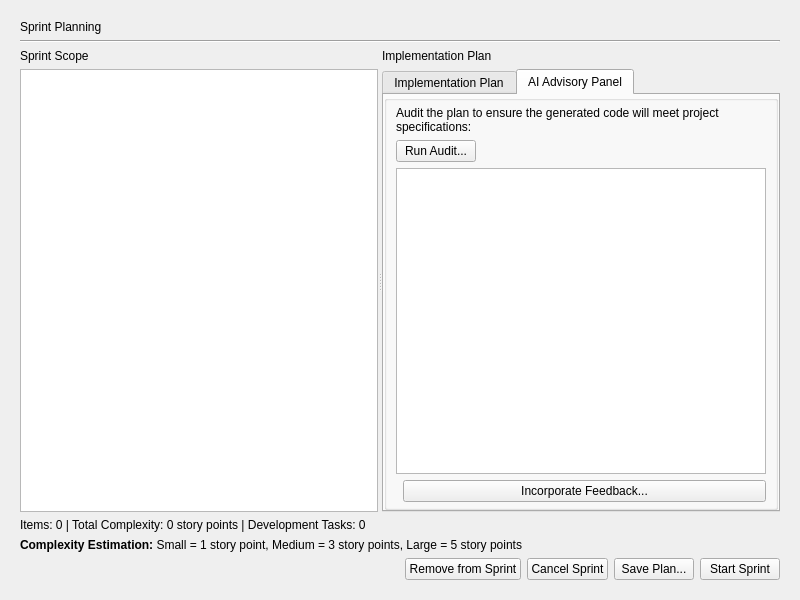
The window that gui/sprint_planning_page.ui (mariolewis/asdf_factory) describes before a commit, drawn with Qt 5.
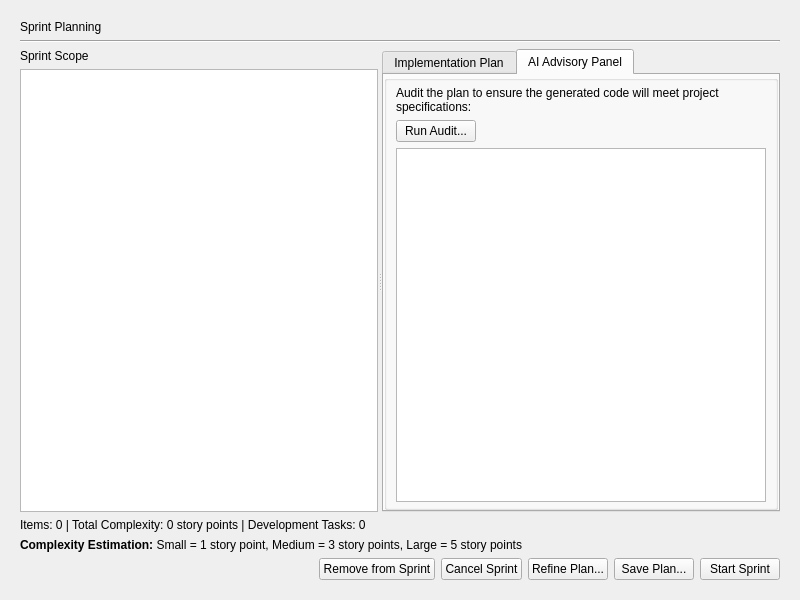
The same window after the commit. The open tabs and pages were chosen to show the change.

Commit message:
fix(sprint): Resolve multiple bugs in sprint execution loop
Fixes several critical issues identified during testing of Act II, Scene 6:
- Resolves silent crash by correcting signal definition and GUI threading.
- Fixes sprint goal accumulation by cleaning up item statuses on project close.
- Corrects Genesis dashboard layout, styling, and confidence score logic.
- Improves real-time progress logging with color-coded status messages.
- Fixes duplicate dialog bug on sprint plan refinement button.
- Corrects error handling for environment failures during test execution.

Diff of the .ui file:
```diff
--- a/gui/sprint_planning_page.ui
+++ b/gui/sprint_planning_page.ui
@@ -89,13 +89,6 @@
        <property name="bottomMargin">
         <number>0</number>
        </property>
-       <item>
-        <widget class="QLabel" name="implementationPlanLabel">
-         <property name="text">
-          <string>Implementation Plan</string>
-         </property>
-        </widget>
-       </item>
        <item>
         <widget class="QTabWidget" name="planTabWidget">
          <property name="currentIndex">
@@ -197,24 +190,6 @@
                 </property>
                </widget>
               </item>
-              <item>
-               <layout class="QHBoxLayout" name="horizontalLayout_3">
-                <item>
-                 <spacer name="horizontalSpacer_3">
-                  <property name="orientation">
-                   <enum>Qt::Horizontal</enum>
-                  </property>
-                 </spacer>
-                </item>
-                <item>
-                 <widget class="QPushButton" name="incorporateFeedbackButton">
-                  <property name="text">
-                   <string>Incorporate Feedback...</string>
-                  </property>
-                 </widget>
-                </item>
-               </layout>
-              </item>
              </layout>
             </widget>
            </item>
@@ -269,6 +244,13 @@
        </property>
       </widget>
      </item>
+     <item>
+      <widget class="QPushButton" name="refinePlanButton">
+       <property name="text">
+        <string>Refine Plan...</string>
+       </property>
+      </widget>
+     </item>
      <item>
       <widget class="QPushButton" name="savePlanButton">
        <property name="text">
```
Lines whose indentation alone changed are shown as unchanged. The commit also changes 16 other files.
